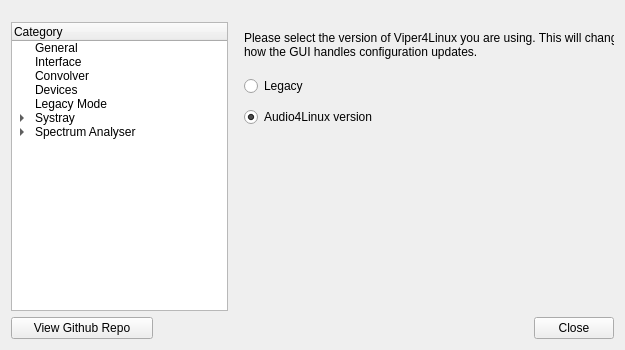
Old version of the form dialog/settings.ui in the repository Audio4Linux/Viper4Linux-GUI.
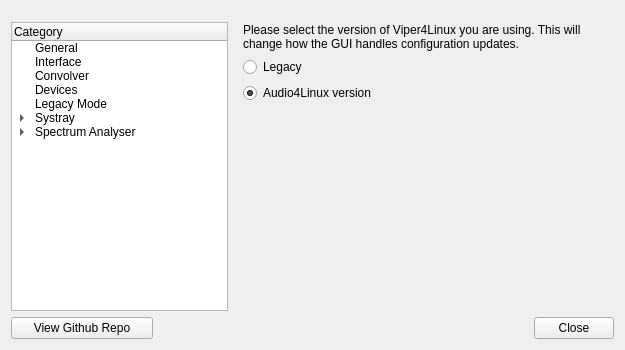
New version of the form. The open tabs and pages were chosen to show the change. Custom widgets are drawn as their Qt base class.

Commit message: Fix layout + update debian deployment

Diff of the .ui file:
```diff
--- a/dialog/settings.ui
+++ b/dialog/settings.ui
@@ -800,59 +800,12 @@
         </layout>
        </widget>
        <widget class="QWidget" name="page">
-        <widget class="QWidget" name="verticalLayoutWidget_3">
-         <property name="geometry">
-          <rect>
-           <x>10</x>
-           <y>60</y>
-           <width>230</width>
-           <height>61</height>
-          </rect>
+        <layout class="QVBoxLayout" name="verticalLayout_21">
+         <property name="topMargin">
+          <number>12</number>
          </property>
-         <layout class="QVBoxLayout" name="p1dot5_radiobox">
           <item>
-           <widget class="QRadioButton" name="legacy_mode_on">
-            <property name="font">
-             <font/>
-            </property>
-            <property name="styleSheet">
-             <string notr="true"/>
-            </property>
-            <property name="text">
-             <string>Legacy</string>
-            </property>
-            <property name="checked">
-             <bool>false</bool>
-            </property>
-           </widget>
-          </item>
-          <item>
-           <widget class="QRadioButton" name="legacy_mode_off">
-            <property name="font">
-             <font/>
-            </property>
-            <property name="styleSheet">
-             <string notr="true"/>
-            </property>
-            <property name="text">
-             <string>Audio4Linux version</string>
-            </property>
-            <property name="checked">
-             <bool>true</bool>
-            </property>
-           </widget>
-          </item>
-         </layout>
-        </widget>
         <widget class="QLabel" name="p1_desc_2">
-         <property name="geometry">
-          <rect>
-           <x>10</x>
-           <y>20</y>
-           <width>381</width>
-           <height>41</height>
-          </rect>
-         </property>
          <property name="font">
           <font/>
          </property>
@@ -869,6 +822,57 @@
           <bool>true</bool>
          </property>
         </widget>
+         </item>
+         <item>
+          <layout class="QVBoxLayout" name="p1dot5_radiobox">
+           <item>
+            <widget class="QRadioButton" name="legacy_mode_on">
+             <property name="font">
+              <font/>
+             </property>
+             <property name="styleSheet">
+              <string notr="true"/>
+             </property>
+             <property name="text">
+              <string>Legacy</string>
+             </property>
+             <property name="checked">
+              <bool>false</bool>
+             </property>
+            </widget>
+           </item>
+           <item>
+            <widget class="QRadioButton" name="legacy_mode_off">
+             <property name="font">
+              <font/>
+             </property>
+             <property name="styleSheet">
+              <string notr="true"/>
+             </property>
+             <property name="text">
+              <string>Audio4Linux version</string>
+             </property>
+             <property name="checked">
+              <bool>true</bool>
+             </property>
+            </widget>
+           </item>
+          </layout>
+         </item>
+         <item>
+          <spacer name="verticalSpacer_9">
+           <property name="orientation">
+            <enum>Qt::Vertical</enum>
+           </property>
+           <property name="sizeHint" stdset="0">
+            <size>
+             <width>20</width>
+             <height>40</height>
+            </size>
+           </property>
+          </spacer>
+         </item>
+        </layout>
        </widget>
        <widget class="QWidget" name="session">
         <layout class="QVBoxLayout" name="verticalLayout_6">
```
Left out of the diff: 2 changed lines with no effect on the pictures. Lines whose indentation alone changed are shown as unchanged. The commit also changes 1 other file.
